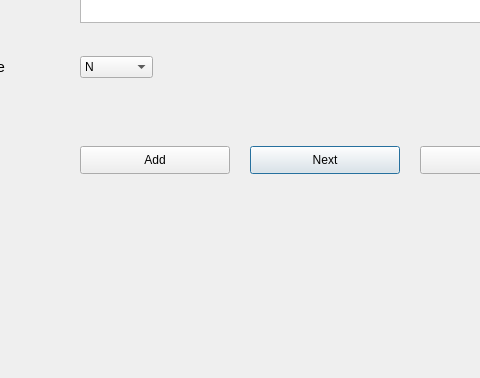
Above: registerPatient.ui from iMPERIAL18/sanidhya_dental_care before the change; both pictures show x 170 to 650 and y 374 to 752 of the 886 by 752 pixel window. Below: the same form after it.
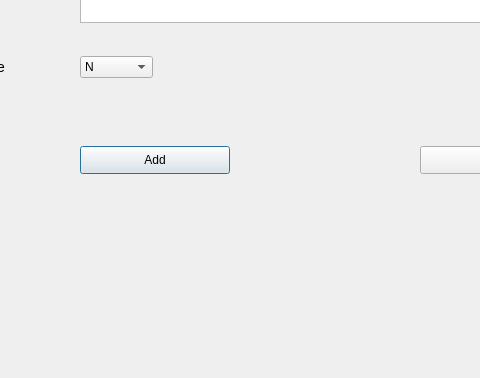
That is the form after the change. Icons and pictures are not drawn.

Commit message: added icon in all ui files and skip button in some ui files

Patch:
```diff
--- a/registerPatient.ui
+++ b/registerPatient.ui
@@ -163,19 +163,6 @@
     </property>
    </item>
   </widget>
-  <widget class="QPushButton" name="nextButton">
-   <property name="geometry">
-    <rect>
-     <x>420</x>
-     <y>520</y>
-     <width>150</width>
-     <height>28</height>
-    </rect>
-   </property>
-   <property name="text">
-    <string>Next</string>
-   </property>
-  </widget>
   <widget class="QPushButton" name="addButton">
    <property name="geometry">
     <rect>
```
Left out of the diff: 10 changed lines with no effect on the pictures. The commit also changes 7 other files.
